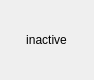
ZELLMECHANIK-DRESDEN/ShapeOut2, file shapeout2/gui/matrix/dm_element.ui: the form before one commit.
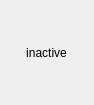
The form after the commit.

```diff
--- a/shapeout2/gui/matrix/dm_element.ui
+++ b/shapeout2/gui/matrix/dm_element.ui
@@ -10,15 +10,21 @@
     <x>0</x>
     <y>0</y>
     <width>94</width>
-    <height>80</height>
+    <height>105</height>
    </rect>
   </property>
   <property name="sizePolicy">
-   <sizepolicy hsizetype="Minimum" vsizetype="Minimum">
+   <sizepolicy hsizetype="Preferred" vsizetype="Expanding">
     <horstretch>0</horstretch>
     <verstretch>0</verstretch>
    </sizepolicy>
   </property>
+  <property name="minimumSize">
+   <size>
+    <width>0</width>
+    <height>0</height>
+   </size>
+  </property>
   <property name="maximumSize">
    <size>
     <width>1000</width>
@@ -56,11 +62,17 @@
    <item>
     <widget class="QWidget" name="widget" native="true">
      <property name="sizePolicy">
-      <sizepolicy hsizetype="Minimum" vsizetype="Minimum">
+      <sizepolicy hsizetype="Preferred" vsizetype="Expanding">
        <horstretch>0</horstretch>
        <verstretch>0</verstretch>
       </sizepolicy>
      </property>
+     <property name="minimumSize">
+      <size>
+       <width>0</width>
+       <height>0</height>
+      </size>
+     </property>
      <property name="maximumSize">
       <size>
        <width>1000</width>
@@ -75,27 +87,40 @@
      </property>
      <layout class="QVBoxLayout" name="verticalLayout_2">
       <property name="spacing">
-       <number>2</number>
+       <number>0</number>
       </property>
       <property name="sizeConstraint">
        <enum>QLayout::SetDefaultConstraint</enum>
       </property>
       <property name="leftMargin">
-       <number>2</number>
+       <number>0</number>
       </property>
       <property name="topMargin">
-       <number>2</number>
+       <number>0</number>
       </property>
       <property name="rightMargin">
-       <number>2</number>
+       <number>0</number>
       </property>
       <property name="bottomMargin">
-       <number>2</number>
+       <number>0</number>
       </property>
+      <item>
+       <spacer name="verticalSpacer">
+        <property name="orientation">
+         <enum>Qt::Vertical</enum>
+        </property>
+        <property name="sizeHint" stdset="0">
+         <size>
+          <width>20</width>
+          <height>0</height>
+         </size>
+        </property>
+       </spacer>
+      </item>
       <item alignment="Qt::AlignHCenter|Qt::AlignVCenter">
        <widget class="QLabel" name="label">
         <property name="sizePolicy">
-         <sizepolicy hsizetype="MinimumExpanding" vsizetype="MinimumExpanding">
+         <sizepolicy hsizetype="Preferred" vsizetype="Preferred">
           <horstretch>0</horstretch>
           <verstretch>0</verstretch>
          </sizepolicy>
@@ -111,6 +136,19 @@
         </property>
        </widget>
       </item>
+      <item>
+       <spacer name="verticalSpacer_2">
+        <property name="orientation">
+         <enum>Qt::Vertical</enum>
+        </property>
+        <property name="sizeHint" stdset="0">
+         <size>
+          <width>20</width>
+          <height>0</height>
+         </size>
+        </property>
+       </spacer>
+      </item>
      </layout>
     </widget>
    </item>
```
